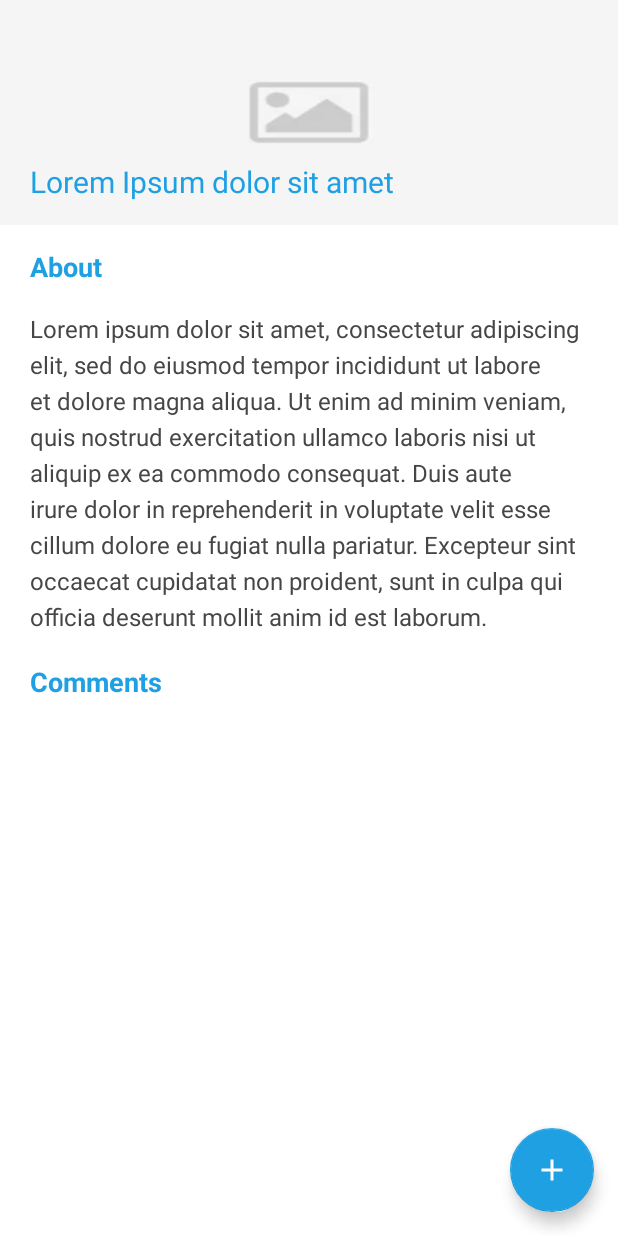
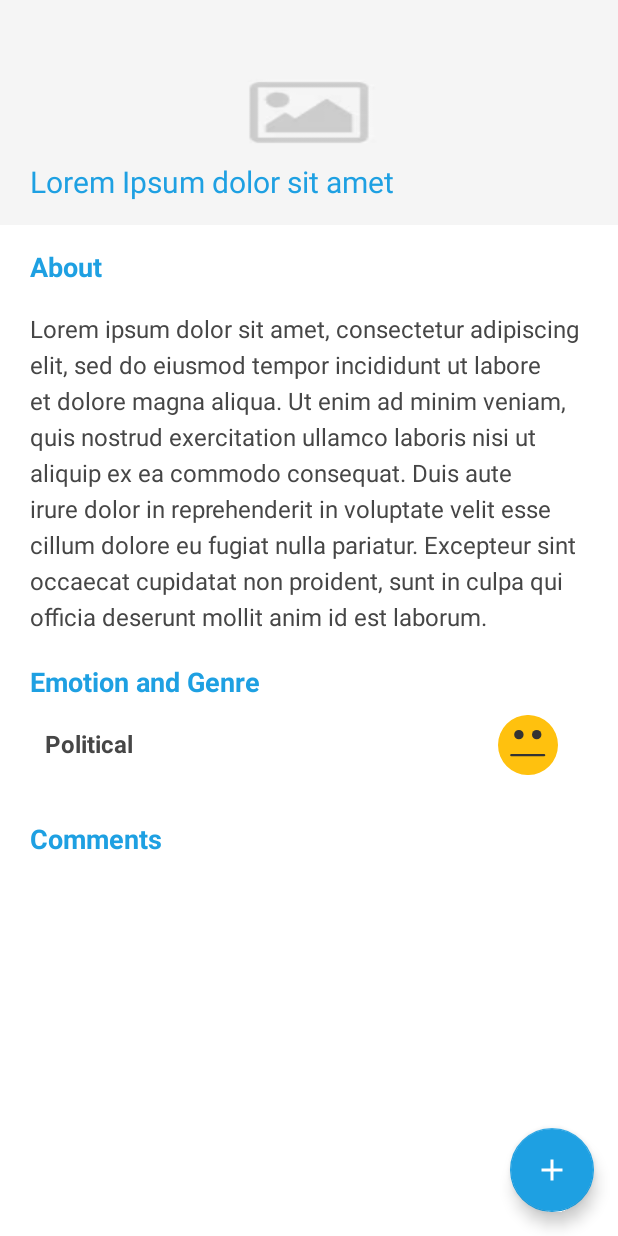
Before and after one commit to Abhishek-Kathayat/Opinion-App, an Android app: the layout activity_topicdetails.xml on its own in the app's theme, with its tools: preview values and no code run, on a phone screen of 412 x 824 dp. Run offline under Robolectric (Android 15) with nearby library versions, the phone set to English and light mode, and no system bars.

Commit message:
Added Emots and Genre

```diff
--- a/FrontEnd/app/build.gradle
+++ b/FrontEnd/app/build.gradle
@@ -31,4 +31,6 @@ dependencies {
     implementation 'com.squareup.retrofit2:converter-gson:2.6.1'
     implementation 'com.github.bumptech.glide:glide:4.9.0'
     annotationProcessor 'com.github.bumptech.glide:compiler:4.9.0'
+    implementation "com.android.support:support-emoji:28.0.0"
+
 }
--- a/FrontEnd/app/src/main/java/com/teksystem/hackathon/Adapters/TopicsAdapter.java
+++ b/FrontEnd/app/src/main/java/com/teksystem/hackathon/Adapters/TopicsAdapter.java
@@ -20,12 +20,13 @@ public class TopicsAdapter extends RecyclerView.Adapter<TopicsAdapter.TopicViewH
     private List<TopicsModel> topics;
 
     public class TopicViewHolder extends RecyclerView.ViewHolder {
-        public TextView topicname;
+        public TextView topicname, topicgenre;
         public ImageView imageView;
         public CoordinatorLayout taptopic;
         public TopicViewHolder(View view) {
             super(view);
             topicname = (TextView)view.findViewById(R.id.desc_tweet);
+            topicgenre = view.findViewById(R.id.topic_category);
             imageView = view.findViewById(R.id.image_tweet);
             taptopic = view.findViewById(R.id.tab_topic);
         }
@@ -46,6 +47,7 @@ public class TopicsAdapter extends RecyclerView.Adapter<TopicsAdapter.TopicViewH
     public void onBindViewHolder(TopicViewHolder holder, int position) {
         final TopicsModel topicsModel = topics.get(position);
         holder.topicname.setText(topicsModel.getTopic_name());
+        holder.topicgenre.setText(topicsModel.getTopic_genre());
         Glide.with(holder.imageView.getContext()).load(topicsModel.getTopic_img()).into(holder.imageView);
         holder.taptopic.setOnClickListener(new View.OnClickListener() {
             @Override
@@ -55,6 +57,8 @@ public class TopicsAdapter extends RecyclerView.Adapter<TopicsAdapter.TopicViewH
                 in.putExtra("topic_name", topicsModel.getTopic_name());
                 in.putExtra("topic_image", topicsModel.getTopic_img());
                 in.putExtra("topic_desc", topicsModel.getTopic_desc());
+                in.putExtra("topic_genre", topicsModel.getTopic_genre());
+                in.putExtra("topic_emot", topicsModel.getTopic_emot());
                 view.getContext().startActivity(in);
             }
         });
--- a/FrontEnd/app/src/main/java/com/teksystem/hackathon/AddCommentActivity.java
+++ b/FrontEnd/app/src/main/java/com/teksystem/hackathon/AddCommentActivity.java
@@ -35,6 +35,8 @@ public class AddCommentActivity extends AppCompatActivity {
                 in.putExtra("topic_name", getIntent().getStringExtra("topic_name"));
                 in.putExtra("topic_img", getIntent().getStringExtra("topic_img"));
                 in.putExtra("topic_desc", getIntent().getStringExtra("topic_desc"));
+                in.putExtra("topic_genre", getIntent().getStringExtra("topic_genre"));
+                in.putExtra("topic_emot", getIntent().getStringExtra("topic_emot"));
                 startActivity(in);
             }
         });
--- /dev/null
+++ b/FrontEnd/app/src/main/res/drawable/ic_confused.xml
@@ -0,0 +1,7 @@
+<vector android:height="24dp" android:viewportHeight="473.931"
+    android:viewportWidth="473.931" android:width="24dp" xmlns:android="http://schemas.android.com/apk/res/android">
+    <path android:fillColor="#FFC10E" android:pathData="M236.966,236.966m-236.966,0a236.966,236.966 0,1 1,473.932 0a236.966,236.966 0,1 1,-473.932 0"/>
+    <path android:fillColor="#333333" android:pathData="M164.937,155.231m-37.216,0a37.216,37.216 0,1 1,74.432 0a37.216,37.216 0,1 1,-74.432 0"/>
+    <path android:fillColor="#333333" android:pathData="M305.664,155.231m-37.216,0a37.216,37.216 0,1 1,74.432 0a37.216,37.216 0,1 1,-74.432 0"/>
+    <path android:fillColor="#333333" android:pathData="M105.278,326.581c86.386,0 172.776,0 259.162,0c12.067,0 12.067,-18.709 0,-18.709c-86.386,0 -172.776,0 -259.162,0C93.211,307.872 93.211,326.581 105.278,326.581L105.278,326.581z"/>
+</vector>
--- a/FrontEnd/app/src/main/res/layout/activity_topicdetails.xml
+++ b/FrontEnd/app/src/main/res/layout/activity_topicdetails.xml
@@ -101,6 +101,50 @@
                 android:layout_marginEnd="20dp">
 
                 <TextView
+                    android:id="@+id/emotandgenre"
+                    android:layout_width="wrap_content"
+                    android:layout_height="wrap_content"
+                    android:text="Emotion and Genre"
+                    android:textSize="18sp"
+                    android:textStyle="bold"
+                    android:textColor="@color/colorBlue"
+                    android:layout_marginBottom="10dp" />
+
+                <TextView
+                    android:id="@+id/topic_genre"
+                    android:layout_width="wrap_content"
+                    android:layout_height="wrap_content"
+                    android:text="Political"
+                    android:layout_below="@id/emotandgenre"
+                    android:layout_marginTop="8dp"
+                    android:textSize="16sp"
+                    android:textStyle="bold"
+                    android:textColor="@color/colorGreyDark"
+                    android:layout_marginBottom="10dp"
+                    android:layout_marginStart="10dp"/>
+
+                <ImageView
+                    android:id="@+id/topic_emot"
+                    android:layout_width="40dp"
+                    android:layout_height="40dp"
+                    android:layout_marginBottom="10dp"
+                    android:layout_alignParentEnd="true"
+                    android:src="@drawable/ic_confused"
+                    android:layout_below="@id/emotandgenre"
+                    android:layout_marginEnd="20dp"/>
+
+            </RelativeLayout>
+
+            <RelativeLayout
+                android:id="@+id/relayout_4"
+                android:layout_below="@id/relayout_3"
+                android:layout_width="match_parent"
+                android:layout_height="wrap_content"
+                android:layout_marginTop="20dp"
+                android:layout_marginStart="20dp"
+                android:layout_marginEnd="20dp">
+
+                <TextView
                     android:id="@+id/comment_head"
                     android:layout_width="wrap_content"
                     android:layout_height="wrap_content"
--- a/FrontEnd/app/src/main/res/layout/content_tweet.xml
+++ b/FrontEnd/app/src/main/res/layout/content_tweet.xml
@@ -94,17 +94,17 @@
                     android:layout_toEndOf="@id/tweet_minus"
                     android:layout_centerVertical="true" />
 
-                <!--<TextView
+                <TextView
                     android:id="@+id/topic_category"
                     android:layout_width="wrap_content"
                     android:layout_height="wrap_content"
                     android:textSize="18sp"
                     android:textAllCaps="false"
-                    android:text="Tech"
+                    android:text="Political"
                     android:layout_alignParentEnd="true"
                     android:layout_marginEnd="20dp"
                     android:layout_centerVertical="true"
-                    android:textColor="@color/colorBlue"/>-->
+                    android:textColor="@color/colorBlue"/>
 
             </RelativeLayout>
 
```
Also changed, not shown: FrontEnd/app/src/main/java/com/teksystem/hackathon/Models/TopicsModel.java (+23 -1 lines), FrontEnd/app/src/main/java/com/teksystem/hackathon/TopicDetailActivity.java (+20 -1 lines), FrontEnd/app/src/main/res/drawable/ic_happy.xml (added, +7 -0 lines), FrontEnd/app/src/main/res/drawable/ic_sad.xml (added, +7 -0 lines), 5 other files.
